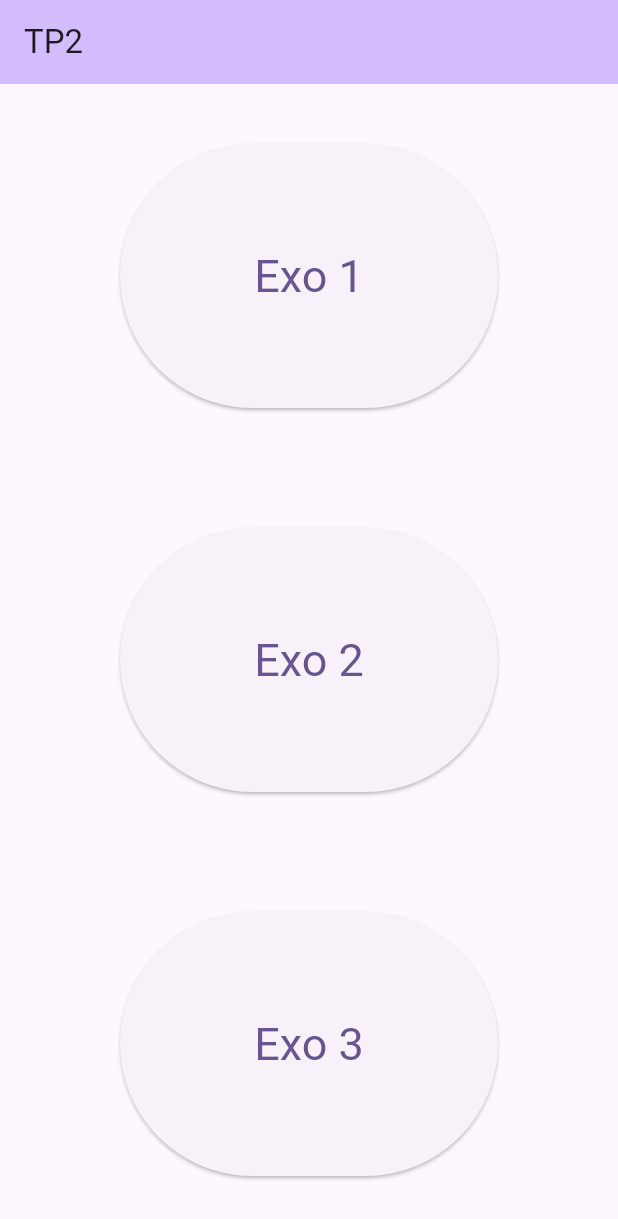
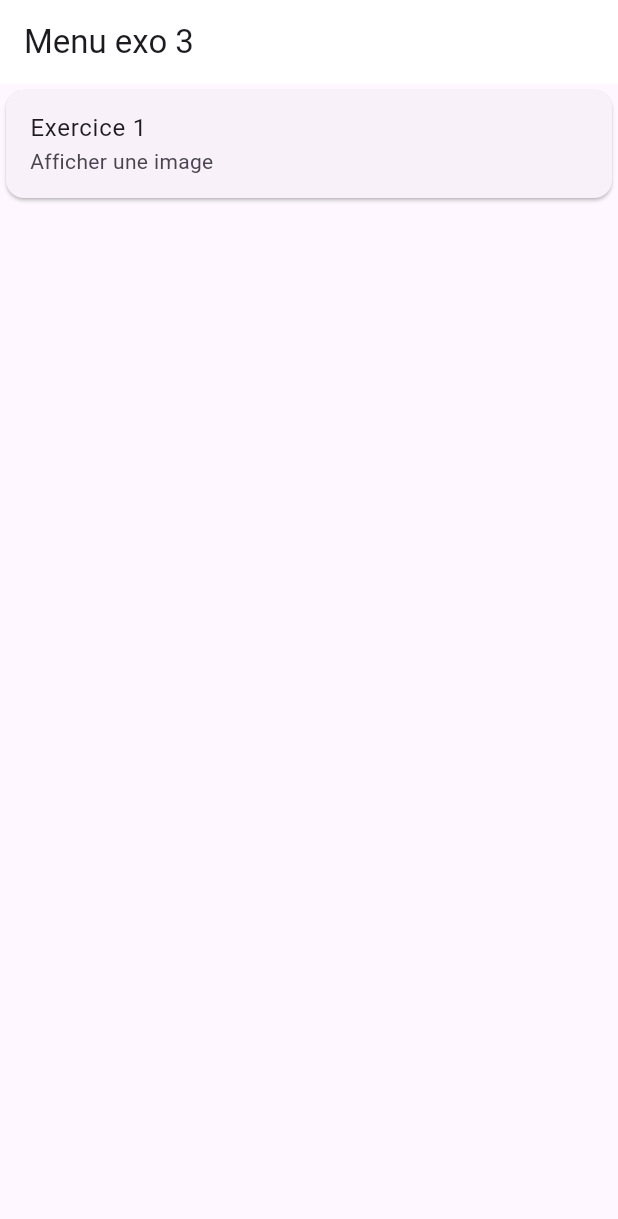
Before and after one commit to hugo-joly/AMSEJolyStockinger, a Flutter app: the screen it shows after launch, on a phone screen of 412 x 824 dp. Shown: the top 1219 px of the screen. Run offline on Flutter 3.47's test engine with Material 3 defaults, Android fonts, the phone set to English and light mode, and no system bars.

Commit message:
Exercice  mise en forme

```diff
--- /dev/null
+++ b/tp2/lib/exo3/mainexo3.dart
@@ -0,0 +1,31 @@
+import 'package:flutter/material.dart';
+import '../exo1/mainexo1.dart';
+import '../exo2/mainexo2.dart';
+import 'menuTile.dart';
+
+class Menu extends StatefulWidget {
+  const Menu({super.key});
+
+  @override
+  _MenuState createState() => _MenuState();
+}
+
+class _MenuState extends State<Menu> {
+  static const String _title = 'Menu exo 3';
+  static const Color _backgroundcolor = Colors.white;
+
+  @override
+  Widget build(BuildContext context) {
+    return Scaffold(
+        appBar: AppBar(
+          title: const Text(_title),
+          backgroundColor: _backgroundcolor,
+        ),
+        body: ListView(children: [
+          MenuTile(
+              title: "Exercice 1",
+              subtitle: "Afficher une image",
+              exercice: Exo1())
+        ]));
+  }
+}
--- /dev/null
+++ b/tp2/lib/exo3/menuTile.dart
@@ -0,0 +1,33 @@
+import 'package:flutter/material.dart';
+
+class MenuTile extends StatefulWidget {
+  MenuTile(
+      {super.key,
+      required this.title,
+      required this.subtitle,
+      required this.exercice});
+
+  final String title;
+  final String subtitle;
+  final Widget exercice;
+
+  @override
+  _MenuTileState createState() => _MenuTileState();
+}
+
+class _MenuTileState extends State<MenuTile> {
+  @override
+  Widget build(BuildContext context) {
+    return Card(
+      child: InkWell(
+        splashColor: Colors.blue,
+        onTap: () {
+          Navigator.push(context,
+              MaterialPageRoute(builder: (context) => widget.exercice));
+        },
+        child: ListTile(
+            title: Text(widget.title), subtitle: Text(widget.subtitle)),
+      ),
+    );
+  }
+}
--- a/tp2/lib/main.dart
+++ b/tp2/lib/main.dart
@@ -1,5 +1,5 @@
 import 'package:flutter/material.dart';
-import 'exo1/mainexo1.dart';
+import 'package:tp2/exo3/mainexo3.dart';
 
 void main() {
   runApp(const MyApp());
@@ -32,96 +32,7 @@
         colorScheme: ColorScheme.fromSeed(seedColor: Colors.deepPurple),
         useMaterial3: true,
       ),
-      initialRoute: '/',
-      routes: {
-        '/': (context) => const HomeRoute(title: 'TP2'),
-        '/second': (context) => const Exo1(),
-        //'/third': (context) => const PlayStationGamesTab(),
-        //'/fourth': (context) => const FavouritesTab(),
-      },
+      home: const Menu(),
     );
   }
 }
-
-class HomeRoute extends StatelessWidget {
-  const HomeRoute({super.key, required this.title});
-
-  // This widget is the home page of your application. It is stateful, meaning
-  // that it has a State object (defined below) that contains fields that affect
-  // how it looks.
-
-  // This class is the configuration for the state. It holds the values (in this
-  // case the title) provided by the parent (in this case the App widget) and
-  // used by the build method of the State. Fields in a Widget subclass are
-  // always marked "final".
-
-  final String title;
-
-  @override
-  Widget build(BuildContext context) {
-    return Scaffold(
-      appBar: AppBar(
-        title: Text(title),
-        backgroundColor: Theme.of(context).colorScheme.inversePrimary,
-      ),
-      body: Center(
-        child: Column(
-          mainAxisAlignment: MainAxisAlignment.center,
-          children: <Widget>[
-            Expanded(
-              child: Container(
-                margin: const EdgeInsets.symmetric(
-                    vertical: 40.0,
-                    horizontal: 80.0), // Marge autour du conteneur
-                child: ElevatedButton(
-                  style: ElevatedButton.styleFrom(
-                    minimumSize: const Size(double.infinity,
-                        double.infinity), // Taille minimale du bouton
-                    textStyle:
-                        const TextStyle(fontSize: 30.0), // Taille du texte
-                  ),
-                  onPressed: () {
-                    Navigator.pushNamed(context, '/second');
-                  },
-                  child: const Text('Exo 1'),
-                ),
-              ),
-            ),
-            Expanded(
-              child: Container(
-                margin: const EdgeInsets.symmetric(
-                    vertical: 40.0, horizontal: 80.0),
-                child: ElevatedButton(
-                  style: ElevatedButton.styleFrom(
-                    minimumSize: const Size(double.infinity, double.infinity),
-                    textStyle: const TextStyle(fontSize: 30.0),
-                  ),
-                  onPressed: () {
-                    Navigator.pushNamed(context, '/third');
-                  },
-                  child: const Text('Exo 2'),
-                ),
-              ),
-            ),
-            Expanded(
-              child: Container(
-                margin: const EdgeInsets.symmetric(
-                    vertical: 40.0, horizontal: 80.0),
-                child: ElevatedButton(
-                  style: ElevatedButton.styleFrom(
-                    minimumSize: const Size(double.infinity, double.infinity),
-                    textStyle: const TextStyle(fontSize: 30.0),
-                  ),
-                  onPressed: () {
-                    Navigator.pushNamed(context, '/fourth');
-                  },
-                  child: const Text('Exo 3'),
-                ),
-              ),
-            ),
-          ],
-        ),
-      ),
-    );
-  }
-}
```
Also changed, not shown: tp2/lib/exo1/mainexo1.dart (line endings or trailing spaces).
